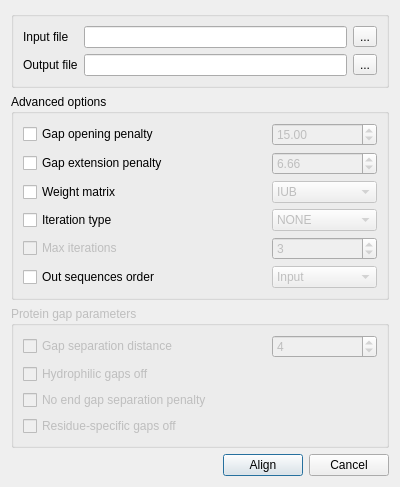
Above: src/plugins/external_tool_support/src/ui/ClustalWSupportRunDialog.ui from violethaze74/ugene before the change. Below: the same form after it.
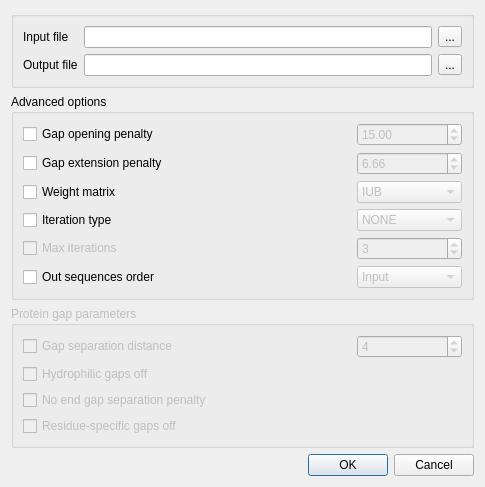
That is the form after the change.

Commit message: Help system for all dialogs, UI improvements for all dialogs.

```diff
--- a/src/plugins/external_tool_support/src/ui/ClustalWSupportRunDialog.ui
+++ b/src/plugins/external_tool_support/src/ui/ClustalWSupportRunDialog.ui
@@ -6,8 +6,8 @@
    <rect>
     <x>0</x>
     <y>0</y>
-    <width>400</width>
-    <height>454</height>
+    <width>485</width>
+    <height>452</height>
    </rect>
   </property>
   <property name="minimumSize">
@@ -462,39 +462,15 @@
        </layout>
       </widget>
      </item>
-     <item>
-      <layout class="QGridLayout" name="gridLayout_14">
-       <item row="0" column="0">
-        <spacer name="horizontalSpacer">
-         <property name="orientation">
-          <enum>Qt::Horizontal</enum>
-         </property>
-         <property name="sizeHint" stdset="0">
-          <size>
-           <width>40</width>
-           <height>20</height>
-          </size>
-         </property>
-        </spacer>
-       </item>
-       <item row="0" column="1">
-        <widget class="QPushButton" name="alignButton">
-         <property name="text">
-          <string>Align</string>
-         </property>
-        </widget>
-       </item>
-       <item row="0" column="2">
-        <widget class="QPushButton" name="cancelButton">
-         <property name="text">
-          <string>Cancel</string>
-         </property>
-        </widget>
-       </item>
-      </layout>
-     </item>
     </layout>
    </item>
+   <item>
+    <widget class="QDialogButtonBox" name="buttonBox">
+     <property name="standardButtons">
+      <set>QDialogButtonBox::Cancel|QDialogButtonBox::Ok</set>
+     </property>
+    </widget>
+   </item>
   </layout>
  </widget>
  <resources/>
```
The commit also changes 309 other files.
